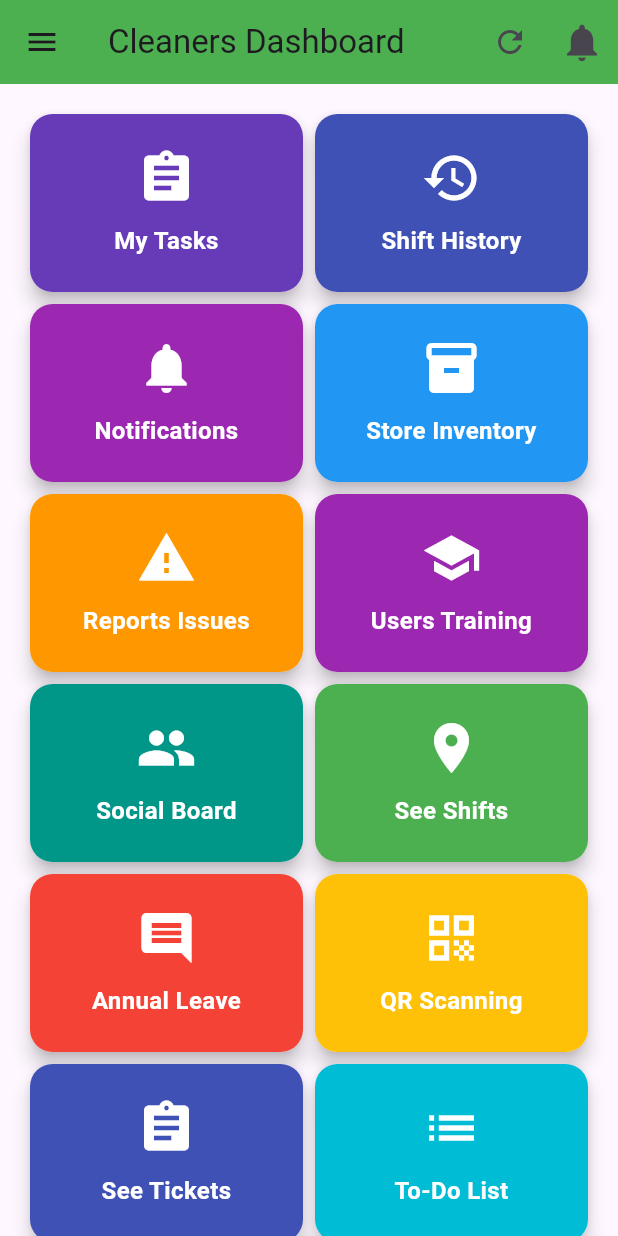
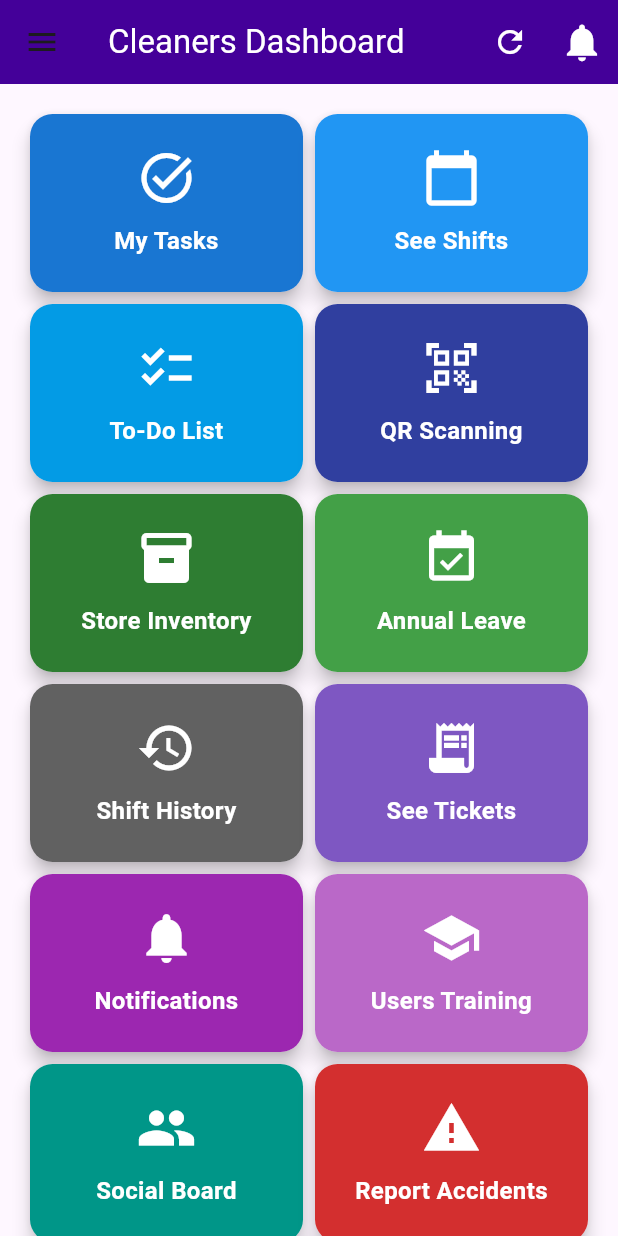
Before and after one commit to great01-cyber/cleanermanagment, a Flutter app: the CleanersDashboard screen opened directly, on a phone screen of 412 x 824 dp. Run offline on Flutter 3.47's test engine with Material 3 defaults, Android fonts, the phone set to English and light mode, and no system bars; our stand-ins replace cloud_firestore, file_picker, firebase_auth, firebase_core, firebase_storage, fl_chart and 7 more; missing offline and left inert: firebase_app_check; accounts and stored records are empty.

Commit message:
initial Commit

```diff
--- a/lib/Cleaner/Cleaners Dashboard/CleanersDashboard.dart
+++ b/lib/Cleaner/Cleaners Dashboard/CleanersDashboard.dart
@@ -47,12 +47,12 @@ class _CleanersDashboardState extends State<CleanersDashboard> {
     return Scaffold(
       key: _scaffoldKey,
       appBar: AppBar(
-        title: const Text('Cleaners Dashboard'),
-        backgroundColor: Colors.green,
+        title: const Text('Cleaners Dashboard', style: TextStyle(color: Colors.white),),
+        backgroundColor: Color(0xFF440099),
         actions: [
           // Refresh button
           IconButton(
-            icon: const Icon(Icons.refresh),
+            icon: const Icon(Icons.refresh, color: Colors.white,),
             onPressed: () {
               // Refresh the dashboard
               setState(() {});
@@ -63,7 +63,7 @@ class _CleanersDashboardState extends State<CleanersDashboard> {
               return Stack(
                 children: [
                   IconButton(
-                    icon: const Icon(Icons.notifications, size: 30),
+                    icon: const Icon(Icons.notifications, size: 30, color: Colors.white,),
                     onPressed: () {
                       _scaffoldKey.currentState!.openEndDrawer(); // Open notification drawer
                     },
@@ -96,20 +96,29 @@ class _CleanersDashboardState extends State<CleanersDashboard> {
         padding: const EdgeInsets.all(16),
         childAspectRatio: 1.5,
         children: [
-            _buildDashboardButton('My Tasks', Icons.assignment, Colors.deepPurple, () => Navigator.push(context, MaterialPageRoute(builder: (context) => MyTasks()))),
-            _buildDashboardButton('Shift History', Icons.history, Colors.indigo, () => Navigator.push(context, MaterialPageRoute(builder: (context) => ShiftHistoryScreen()))),
-            _buildDashboardButton('Notifications', Icons.notifications, Colors.purple, () => Navigator.push(context, MaterialPageRoute(builder: (context) => NotificationScreen()))),
-            _buildDashboardButton('Store Inventory', Icons.inventory, Colors.blue, () => Navigator.push(context, MaterialPageRoute(builder: (context) => StoreInventory()))),
-          _buildDashboardButton('Reports Issues', Icons.report_problem, Colors.orange, () => Navigator.push(context, MaterialPageRoute(builder: (context) => ReportsIssues()))),
-          _buildDashboardButton('Users Training', Icons.school, Colors.purple, () => Navigator.push(context, MaterialPageRoute(builder: (context) => EnhancedUserTraining()))),
+          // --- Core Tasks (Blue/Indigo Family) ---
+          _buildDashboardButton('My Tasks', Icons.task_alt, Colors.blue[700]!, () => Navigator.push(context, MaterialPageRoute(builder: (context) => MyTasks()))),
+          _buildDashboardButton('See Shifts', Icons.calendar_today, Colors.blue[500]!, () => Navigator.push(context, MaterialPageRoute(builder: (context) => SeeShifts()))),
+          _buildDashboardButton('To-Do List', Icons.checklist, Colors.lightBlue[600]!, () => Navigator.push(context, MaterialPageRoute(builder: (context) => ToDoList()))),
+          _buildDashboardButton('QR Scanning', Icons.qr_code_scanner, Colors.indigo[700]!, () => Navigator.push(context, MaterialPageRoute(builder: (context) => QrScanning()))),
+
+// --- Logistics & Admin (Green Family) ---
+          _buildDashboardButton('Store Inventory', Icons.inventory_2, Colors.green[800]!, () => Navigator.push(context, MaterialPageRoute(builder: (context) => StoreInventory()))),
+          _buildDashboardButton('Annual Leave', Icons.event_available, Colors.green[600]!, () => Navigator.push(context, MaterialPageRoute(builder: (context) => AnnualRequestPage()))),
+
+// --- History & Info (Grey/Purple Family) ---
+          _buildDashboardButton('Shift History', Icons.history, Colors.grey[700]!, () => Navigator.push(context, MaterialPageRoute(builder: (context) => ShiftHistoryScreen()))),
+          _buildDashboardButton('See Tickets', Icons.receipt_long, Colors.deepPurple[400]!, () => Navigator.push(context, MaterialPageRoute(builder: (context) => SeeTickets()))),
+
+// --- Community & Training (Teal/Purple Family) ---
+          _buildDashboardButton('Notifications', Icons.notifications, Colors.purple[500]!, () => Navigator.push(context, MaterialPageRoute(builder: (context) => NotificationScreen()))),
+          _buildDashboardButton('Users Training', Icons.school, Colors.purple[300]!, () => Navigator.push(context, MaterialPageRoute(builder: (context) => EnhancedUserTraining()))),
           _buildDashboardButton('Social Board', Icons.group, Colors.teal, () => Navigator.push(context, MaterialPageRoute(builder: (context) => SocialBoardPage()))),
-          _buildDashboardButton('See Shifts', Icons.room, Colors.green, () => Navigator.push(context, MaterialPageRoute(builder: (context) => SeeShifts()))),
-          _buildDashboardButton('Annual Leave', Icons.comment, Colors.red, () => Navigator.push(context, MaterialPageRoute(builder: (context) => AnnualRequestPage()))),
-          _buildDashboardButton('QR Scanning', Icons.qr_code, Colors.amber, () => Navigator.push(context, MaterialPageRoute(builder: (context) => QrScanning()))),
-          _buildDashboardButton('See Tickets', Icons.assignment, Colors.indigo, () => Navigator.push(context, MaterialPageRoute(builder: (context) => SeeTickets()))),
-          _buildDashboardButton('To-Do List', Icons.list, Colors.cyan, () => Navigator.push(context, MaterialPageRoute(builder: (context) => ToDoList()))),
-          _buildDashboardButton('Safety Rules', Icons.safety_check, Colors.blue, () => Navigator.push(context, MaterialPageRoute(builder: (context) => SafetyRules()))),
-          _buildDashboardButton('Report Accidents', Icons.safety_check, Colors.pink, () => Navigator.push(context, MaterialPageRoute(builder: (context) =>CleanerReportAccidents()))),
+
+// --- Safety & Alerts (Red/Orange Family) ---
+          _buildDashboardButton('Report Accidents', Icons.warning, Colors.red[700]!, () => Navigator.push(context, MaterialPageRoute(builder: (context) => CleanerReportAccidents()))),
+          _buildDashboardButton('Reports Issues', Icons.report_problem, Colors.orange[600]!, () => Navigator.push(context, MaterialPageRoute(builder: (context) => ReportsIssues()))),
+          _buildDashboardButton('Safety Rules', Icons.safety_check, Colors.amber[700]!, () => Navigator.push(context, MaterialPageRoute(builder: (context) => SafetyRules()))),
         ],
       ),
     );
--- a/lib/Supervisor/Supervisor Dashboard/Supervisor Dashboard.dart
+++ b/lib/Supervisor/Supervisor Dashboard/Supervisor Dashboard.dart
@@ -32,12 +32,14 @@ class _SupervisorDashboardState extends State<SupervisorDashboard> {
     return Scaffold(
       key: _scaffoldKey,
       appBar: AppBar(
-        title: const Text('Supervisor Dashboard'),
+        title: const Text('Supervisor Dashboard', style: TextStyle(
+          color: Colors.white
+        ),),
         backgroundColor: Color(0xFF440099),
         actions: [
           // Refresh button
           IconButton(
-            icon: const Icon(Icons.refresh),
+            icon: const Icon(Icons.refresh, color: Colors.white,),
             onPressed: () {
               // Refresh the dashboard
               setState(() {});
@@ -48,9 +50,9 @@ class _SupervisorDashboardState extends State<SupervisorDashboard> {
               return Stack(
                 children: [
                   IconButton(
-                    icon: const Icon(Icons.notifications, size: 30),
+                    icon: const Icon(Icons.notifications, size: 30, color: Colors.white,),
                     onPressed: () {
-                      _scaffoldKey.currentState!.openEndDrawer(); // Open notification drawer
+                      _scaffoldKey.currentState!.openEndDrawer();
                     },
                   ),
                   if (notificationProvider.notifications.isNotEmpty)
```
